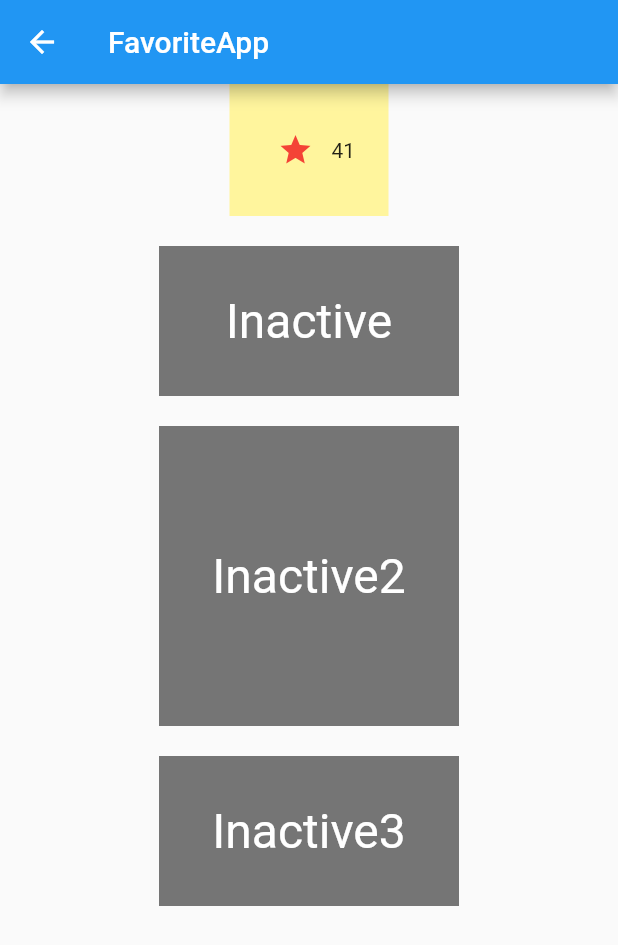
After one commit to LucyBenYing/learnFlutter, a Flutter app: the FavoriteApp screen opened directly, on a phone screen of 412 x 824 dp. The commit adds this screen. Shown: the top 945 px of the screen. Run offline on Flutter 3.47's test engine with Material 2 defaults, Android fonts, the phone set to English and light mode, and no system bars; our stand-ins replace dio, transparent_image; missing offline and left inert: jpush_flutter; generated files the repository leaves out were written again; network calls fail.

Commit message:
状态管理

```diff
--- /dev/null
+++ b/flutterdemo1/lib/longlist/FaveriteStateful.dart
@@ -0,0 +1,271 @@
+import 'package:flutter/material.dart';
+
+ class FaveriteWidget extends StatefulWidget {
+  @override
+  _FaveriteWidgetState createState() => _FaveriteWidgetState();
+}
+
+class _FaveriteWidgetState extends State<FaveriteWidget> {
+  bool _isFavorited = true;
+  int _favoriteCount = 41;
+
+  void _toggleFavorite(){
+    setState(() {
+      if (_isFavorited){
+        _favoriteCount -= 1;
+        _isFavorited = false;
+      } else {
+        _favoriteCount += 1;
+        _isFavorited = true;
+      }
+    });
+  }
+  @override
+  Widget build(BuildContext context) {
+    return  new Row(
+      mainAxisSize: MainAxisSize.min,
+      children: <Widget>[
+        new Container(
+          padding: new EdgeInsets.all(0),
+          child: new IconButton(
+            icon: (_isFavorited
+              ? new Icon(Icons.star)
+              : new Icon(Icons.star_border)),
+            color: Colors.red[500],
+            onPressed: _toggleFavorite,
+          ),
+        ),
+        new SizedBox(
+          width: 18.0,
+          child: new Container(
+            child: new Text('$_favoriteCount'),
+          ),
+        )
+      ],
+    );
+  }
+}
+
+class FavoriteApp extends StatelessWidget {
+  final title = 'FavoriteApp';
+  @override
+  Widget build(BuildContext context) {
+   return new Scaffold(
+        appBar: new AppBar(
+          title: new Text(title),
+        ),
+        body: new Container(
+          child:  new Column(
+          mainAxisAlignment: MainAxisAlignment.start,
+          children: <Widget>[
+            new Container(
+               color: Colors.yellow[200],
+              padding: const EdgeInsets.all(20.0),
+              child: new FaveriteWidget(),
+            ),
+            new Container(
+              height: 20.0,
+            ),
+            new TapboxA(),
+            new Container(
+              height: 20.0,
+            ),
+            new ParentWidget(),
+            new Container(
+              height: 20.0,
+            ),
+            new MixControlStates(),
+          ],
+
+        ),
+    ),
+   );
+  }
+}
+
+//widget 自己管理状态
+ class  TapboxA extends StatefulWidget {
+   TapboxA({Key key}) : super(key: key);
+  @override
+  _TapboxAState createState() => _TapboxAState();
+}
+
+class _TapboxAState extends State<TapboxA> {
+  bool _active = false;
+  void _handleTap(){
+  setState(() {
+    _active = !_active;
+  });
+  }
+
+  @override
+  Widget build(BuildContext context) {
+    return new GestureDetector(
+      onTap: _handleTap,
+      child:  new Container(
+        child:  new Center(
+          child:  new Text(
+            _active ? 'Active' : 'Inactive',
+            style: new TextStyle(fontSize: 32.0,color: Colors.white),
+          ),
+        ),
+        width: 200.0,
+        height: 100.0,
+        decoration: new BoxDecoration(
+          color: _active ? Colors.lightGreen[700] : Colors.grey[600],
+        ),
+      ),
+    );
+  }
+}
+
+
+//  父widget管理状态
+class ParentWidget  extends StatefulWidget {
+  @override
+  _ParentWidgetState createState() => _ParentWidgetState();
+}
+
+class _ParentWidgetState extends State<ParentWidget> {
+  bool _active = false;
+  void _handletapboxChanged(bool newValue){
+    setState(() {
+      _active =  newValue;
+    });
+  }
+  @override
+  Widget build(BuildContext context) {
+    return Container(
+      child:  new TapboxB(
+        active: _active,
+        onChanged: _handletapboxChanged,
+      ),
+    );
+  }
+}
+
+class TapboxB extends StatelessWidget {
+  final bool active;
+  final ValueChanged<bool> onChanged;
+
+  TapboxB({Key key, this.active:false, @required this.onChanged}) : super(key: key);
+
+  void _handleTap(){
+    onChanged(!active);
+  }
+
+  @override
+  Widget build(BuildContext context) {
+    return new GestureDetector(
+      onTap: _handleTap,
+      child: new Container(
+        child: new Center(
+          child:  new Text(
+            active ? 'Active2' : 'Inactive2',
+            style: new TextStyle(
+              fontSize: 32.0,
+              color: Colors.white,
+            ),
+          ),
+        ),
+        width: 200,
+        height: 200,
+        decoration: new BoxDecoration(
+          color: active ? Colors.lightGreen[700]: Colors.grey[600],
+        ),
+      ),
+    );
+  }
+
+}
+
+
+  class MixControlStates  extends StatefulWidget {
+  @override
+  _MixControlState createState() => _MixControlState();
+}
+
+class _MixControlState extends State<MixControlStates> {
+  bool _active = false;
+  void _handletapChanged(bool newValue){
+    setState(() {
+      _active = newValue;
+    });
+  }
+
+  @override
+  Widget build(BuildContext context) {
+    return Container(
+      child:  new TapboxC(
+        active: _active,
+        onChanged: _handletapChanged,
+      ),
+    );
+  }
+}
+
+class TapboxC extends StatefulWidget {
+  final bool active;
+  final ValueChanged<bool> onChanged;
+
+  TapboxC({Key key, this.active: false, @required this.onChanged})
+   : super(key:key);
+
+  @override
+  _TapboxCState createState() => _TapboxCState();
+}
+
+class _TapboxCState extends State<TapboxC> {
+  bool _hightLight = false;
+  void _handleTapDown (TapDownDetails details) {
+    setState(() {
+      _hightLight = true;
+    });
+  }
+  void _handleTapUp(TapUpDetails details) {
+    setState(() {
+      _hightLight = false;
+    });
+  }
+
+  void _handleTapChancel(){
+    setState(() {
+      _hightLight = false;
+    });
+  }
+  void _handleTap(){
+    widget.onChanged(!widget.active);
+  }
+
+  @override
+  Widget build(BuildContext context) {
+    return  new GestureDetector (
+      onTapDown: _handleTapDown,
+      onTapUp: _handleTapUp,
+      onTapCancel: _handleTapChancel,
+      onTap: _handleTap,
+      child: new Container(
+        child:  new Center(
+          child:  new Text(
+            widget.active ? 'Active3' : 'Inactive3',
+            style: new TextStyle(
+              fontSize: 32.0,
+              color: Colors.white,
+            ),
+          ),
+        ),
+        width: 200.0,
+        height: 100.0,
+        decoration:  new BoxDecoration(
+          color: widget.active ? Colors.lightGreen[700] : Colors.grey[600],
+          border: _hightLight
+            ? new Border.all(
+              color: Colors.teal[700],
+              width: 10.0,
+            )
+            :  null,
+        ),
+      ),
+    );
+  }
+}
--- a/flutterdemo1/pubspec.yaml
+++ b/flutterdemo1/pubspec.yaml
@@ -28,6 +28,7 @@ dependencies:
   transparent_image: ^0.1.0
   cached_network_image: ^0.5.0
   dio: ^2.1.0
+  web_socket_channel: ^1.0.13
 
 dev_dependencies:
   flutter_test:
```
Also changed, not shown: flutterdemo1/lib/longlist/DataFromNetwork.dart (added, +73 -0 lines), flutterdemo1/lib/longlist/ListsHomePage.dart (+16 -1 lines), flutterdemo1/lib/longlist/WebSocketView.dart (added, +99 -0 lines), flutterdemo1/pubspec.lock.
